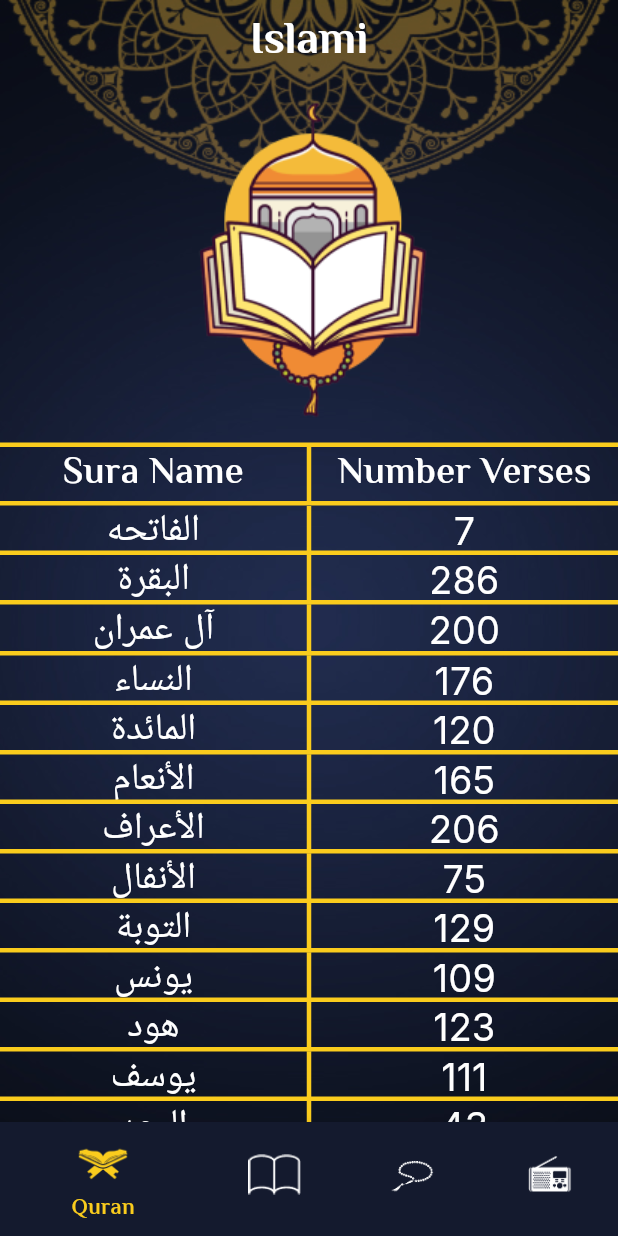
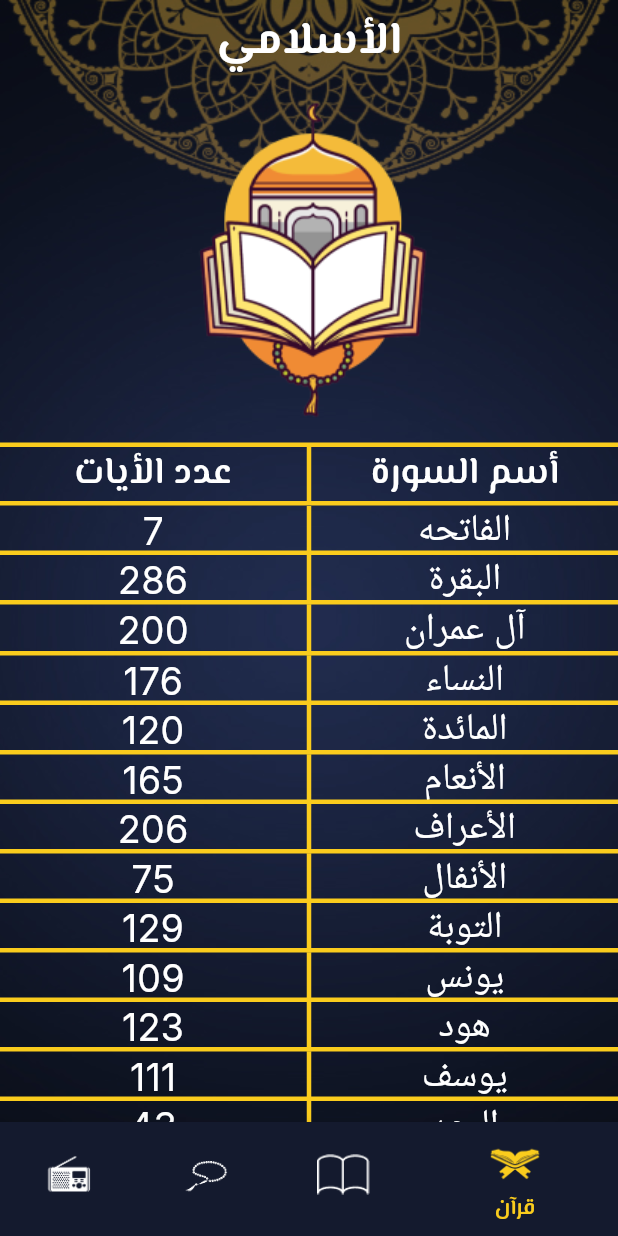
Before and after one commit to Mohamedkheira/islami-app, a Flutter app: the screen it shows after launch, on a phone screen of 412 x 824 dp. Run offline on Flutter 3.47's test engine with Material 3 defaults, Android fonts, the phone set to English and light mode, and no system bars.

````diff
--- /dev/null
+++ b/l10n.yaml
@@ -0,0 +1,3 @@
+arb-dir: lib/l10n
+template-arb-file: app_en.arb
+output-localization-file: app_localizations.dart
--- /dev/null
+++ b/lib/l10n/app_ar.arb
@@ -0,0 +1,10 @@
+{
+  "appTitle": "الأسلامي",
+  "suraTitle": "أسم السورة ",
+  "numberVerses": "عدد الأيات",
+  "alaHadeth": "الأحاديث",
+  "quranTab": "قرآن",
+  "hadethTab": "حديث",
+  "sebhaTab": "التسبيح",
+  "radioTab": "راديو"
+}
--- /dev/null
+++ b/lib/l10n/app_localizations.dart
@@ -0,0 +1,182 @@
+import 'dart:async';
+
+import 'package:flutter/foundation.dart';
+import 'package:flutter/widgets.dart';
+import 'package:flutter_localizations/flutter_localizations.dart';
+import 'package:intl/intl.dart' as intl;
+
+import 'app_localizations_ar.dart';
+import 'app_localizations_en.dart';
+
+// ignore_for_file: type=lint
+
+/// Callers can lookup localized strings with an instance of AppLocalizations
+/// returned by `AppLocalizations.of(context)`.
+///
+/// Applications need to include `AppLocalizations.delegate()` in their app's
+/// `localizationDelegates` list, and the locales they support in the app's
+/// `supportedLocales` list. For example:
+///
+/// ```dart
+/// import 'l10n/app_localizations.dart';
+///
+/// return MaterialApp(
+///   localizationsDelegates: AppLocalizations.localizationsDelegates,
+///   supportedLocales: AppLocalizations.supportedLocales,
+///   home: MyApplicationHome(),
+/// );
+/// ```
+///
+/// ## Update pubspec.yaml
+///
+/// Please make sure to update your pubspec.yaml to include the following
+/// packages:
+///
+/// ```yaml
+/// dependencies:
+///   # Internationalization support.
+///   flutter_localizations:
+///     sdk: flutter
+///   intl: any # Use the pinned version from flutter_localizations
+///
+///   # Rest of dependencies
+/// ```
+///
+/// ## iOS Applications
+///
+/// iOS applications define key application metadata, including supported
+/// locales, in an Info.plist file that is built into the application bundle.
+/// To configure the locales supported by your app, you’ll need to edit this
+/// file.
+///
+/// First, open your project’s ios/Runner.xcworkspace Xcode workspace file.
+/// Then, in the Project Navigator, open the Info.plist file under the Runner
+/// project’s Runner folder.
+///
+/// Next, select the Information Property List item, select Add Item from the
+/// Editor menu, then select Localizations from the pop-up menu.
+///
+/// Select and expand the newly-created Localizations item then, for each
+/// locale your application supports, add a new item and select the locale
+/// you wish to add from the pop-up menu in the Value field. This list should
+/// be consistent with the languages listed in the AppLocalizations.supportedLocales
+/// property.
+abstract class AppLocalizations {
+  AppLocalizations(String locale)
+    : localeName = intl.Intl.canonicalizedLocale(locale.toString());
+
+  final String localeName;
+
+  static AppLocalizations? of(BuildContext context) {
+    return Localizations.of<AppLocalizations>(context, AppLocalizations);
+  }
+
+  static const LocalizationsDelegate<AppLocalizations> delegate =
+      _AppLocalizationsDelegate();
+
+  /// A list of this localizations delegate along with the default localizations
+  /// delegates.
+  ///
+  /// Returns a list of localizations delegates containing this delegate along with
+  /// GlobalMaterialLocalizations.delegate, GlobalCupertinoLocalizations.delegate,
+  /// and GlobalWidgetsLocalizations.delegate.
+  ///
+  /// Additional delegates can be added by appending to this list in
+  /// MaterialApp. This list does not have to be used at all if a custom list
+  /// of delegates is preferred or required.
+  static const List<LocalizationsDelegate<dynamic>> localizationsDelegates =
+      <LocalizationsDelegate<dynamic>>[
+        delegate,
+        GlobalMaterialLocalizations.delegate,
+        GlobalCupertinoLocalizations.delegate,
+        GlobalWidgetsLocalizations.delegate,
+      ];
+
+  /// A list of this localizations delegate's supported locales.
+  static const List<Locale> supportedLocales = <Locale>[
+    Locale('ar'),
+    Locale('en'),
+  ];
+
+  /// No description provided for @appTitle.
+  ///
+  /// In en, this message translates to:
+  /// **'Islami'**
+  String get appTitle;
+
+  /// No description provided for @suraTitle.
+  ///
+  /// In en, this message translates to:
+  /// **'Sura Name'**
+  String get suraTitle;
+
+  /// No description provided for @numberVerses.
+  ///
+  /// In en, this message translates to:
+  /// **'Number Verses'**
+  String get numberVerses;
+
+  /// No description provided for @alaHadeth.
+  ///
+  /// In en, this message translates to:
+  /// **'AlAHadeth'**
+  String get alaHadeth;
+
+  /// No description provided for @quranTab.
+  ///
+  /// In en, this message translates to:
+  /// **'Quran'**
+  String get quranTab;
+
+  /// No description provided for @hadethTab.
+  ///
+  /// In en, this message translates to:
+  /// **'Hadeth'**
+  String get hadethTab;
+
+  /// No description provided for @sebhaTab.
+  ///
+  /// In en, this message translates to:
+  /// **'Sebha'**
+  String get sebhaTab;
+
+  /// No description provided for @radioTab.
+  ///
+  /// In en, this message translates to:
+  /// **'Radio'**
+  String get radioTab;
+}
+
+class _AppLocalizationsDelegate
+    extends LocalizationsDelegate<AppLocalizations> {
+  const _AppLocalizationsDelegate();
+
+  @override
+  Future<AppLocalizations> load(Locale locale) {
+    return SynchronousFuture<AppLocalizations>(lookupAppLocalizations(locale));
+  }
+
+  @override
+  bool isSupported(Locale locale) =>
+      <String>['ar', 'en'].contains(locale.languageCode);
+
+  @override
+  bool shouldReload(_AppLocalizationsDelegate old) => false;
+}
+
+AppLocalizations lookupAppLocalizations(Locale locale) {
+  // Lookup logic when only language code is specified.
+  switch (locale.languageCode) {
+    case 'ar':
+      return AppLocalizationsAr();
+    case 'en':
+      return AppLocalizationsEn();
+  }
+
+  throw FlutterError(
+    'AppLocalizations.delegate failed to load unsupported locale "$locale". This is likely '
+    'an issue with the localizations generation tool. Please file an issue '
+    'on GitHub with a reproducible sample app and the gen-l10n configuration '
+    'that was used.',
+  );
+}
--- a/lib/main.dart
+++ b/lib/main.dart
@@ -1,9 +1,12 @@
 import 'package:flutter/material.dart';
+import 'package:isalmi/l10n/app_localizations.dart';
+
 import 'package:isalmi/style/theme_data.dart';
 import 'package:isalmi/ui/chapter_details/chapter_details_screen.dart';
 import 'package:isalmi/ui/hadeth_details/hadeth_details_screen.dart';
 import 'package:isalmi/ui/home/home_screen.dart';
 import 'package:isalmi/ui/splash/splash_screen.dart';
+
 
 void main() {
   runApp(const MyApp());
@@ -16,6 +19,13 @@ class MyApp extends StatelessWidget {
   @override
   Widget build(BuildContext context) {
     return MaterialApp(
+      localizationsDelegates: AppLocalizations.localizationsDelegates,
+      supportedLocales: AppLocalizations.supportedLocales,
+
+      // to do change the language
+
+      locale: Locale('ar'),
+
       debugShowCheckedModeBanner: false,
       theme: MyThemeData.lightTheme,
       darkTheme: MyThemeData.darkTheme,
--- a/lib/ui/default_screen.dart
+++ b/lib/ui/default_screen.dart
@@ -21,7 +21,7 @@ class DefaultScreen extends StatelessWidget {
         ),
       ),
       child: Scaffold(
-        appBar: AppBar(title: Text('Islami',)),
+        appBar: AppBar(title: Text(appTranslate(context).appTitle,)),
         body: body,
       ),
     );
--- a/lib/ui/home/home_screen.dart
+++ b/lib/ui/home/home_screen.dart
@@ -6,6 +6,7 @@ import 'package:isalmi/ui/home/tabs/radio/radio_tab.dart';
 import 'package:isalmi/ui/home/tabs/sebha/sebha_tab.dart';
 
 import '../../components/bottom_nav_item.dart';
+import '../../ui_utiles.dart';
 
 class HomeScreen extends StatefulWidget {
   static const String routeName = 'home-Screen';
@@ -39,22 +40,22 @@ class _HomeScreenState extends State<HomeScreen> {
         items: [
           BottomNavItem(
             iconPath: 'quran_icn.png',
-            title: 'Quran',
+            title: appTranslate(context).quranTab,
             backgroundColor: Theme.of(context).colorScheme.primary
           ),
           BottomNavItem(
             iconPath: 'hadeth.png',
-            title: 'hadeth',
+            title: appTranslate(context).hadethTab,
             backgroundColor: Theme.of(context).colorScheme.primary
           ),
           BottomNavItem(
             iconPath: 'sebha.png',
-            title: 'sebha',
+            title: appTranslate(context).sebhaTab,
             backgroundColor: Theme.of(context).colorScheme.primary
           ),
           BottomNavItem(
             iconPath: 'radio.png',
-            title: 'radio',
+            title: appTranslate(context).radioTab,
             backgroundColor: Theme.of(context).colorScheme.primary
           ),
         ],
--- a/lib/ui/home/tabs/hadeth/hadeth_tab.dart
+++ b/lib/ui/home/tabs/hadeth/hadeth_tab.dart
@@ -6,7 +6,6 @@ import '../../../../ui_utiles.dart';
 import 'hadeth_widget.dart';
 
 class HadethTab extends StatefulWidget {
-
   const HadethTab({super.key});
 
   @override
@@ -48,7 +47,7 @@ class _HadethTabState extends State<HadethTab> {
             ),
           ),
           child: Text(
-            'AHadeth',
+            appTranslate(context).alaHadeth,
             style: Theme.of(context).textTheme.bodyMedium,
             textAlign: TextAlign.center,
           ),
--- a/lib/ui/home/tabs/quran/quran_tab.dart
+++ b/lib/ui/home/tabs/quran/quran_tab.dart
@@ -1,5 +1,4 @@
 import 'package:flutter/material.dart';
-import 'package:isalmi/style/theme_data.dart';
 import 'package:isalmi/ui/home/tabs/quran/quran_widget.dart';
 import 'package:isalmi/ui_utiles.dart';
 
@@ -58,7 +57,7 @@ class _QuranTabState extends State<QuranTab> {
               children: [
                 Expanded(
                   child: Text(
-                    'Sura Name',
+                    appTranslate(context).suraTitle,
                     style: Theme.of(context).textTheme.bodyMedium,
                     textAlign: TextAlign.center,
                   ),
@@ -73,7 +72,7 @@ class _QuranTabState extends State<QuranTab> {
                 // ),
                 Expanded(
                   child: Text(
-                      'Number Verses',
+                    appTranslate(context).numberVerses,
                     style: Theme.of(context).textTheme.bodyMedium,
                     textAlign: TextAlign.center,
                   ),
--- a/lib/ui_utiles.dart
+++ b/lib/ui_utiles.dart
@@ -1,3 +1,10 @@
+import 'package:flutter/cupertino.dart';
+import 'package:isalmi/l10n/app_localizations.dart';
+
 String getImage(String pathImage){
   return 'assets/images/$pathImage';
 }
+
+AppLocalizations appTranslate(BuildContext context){
+  return AppLocalizations.of(context)!;
+}
````
Also changed, not shown: lib/l10n/app_en.arb (added, +10 -0 lines), lib/l10n/app_localizations_ar.dart (added, +34 -0 lines), lib/l10n/app_localizations_en.dart (added, +34 -0 lines), pubspec.yaml (+11 -0 lines), pubspec.lock.
